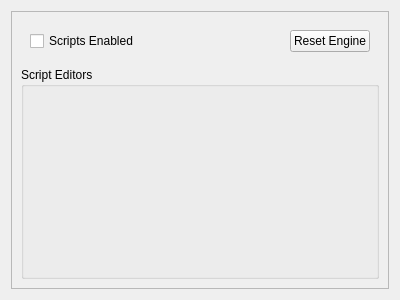
Tw1ddle/geometrize, file geometrize/dialog/imagejobscriptingpanel.ui: the form before one commit.
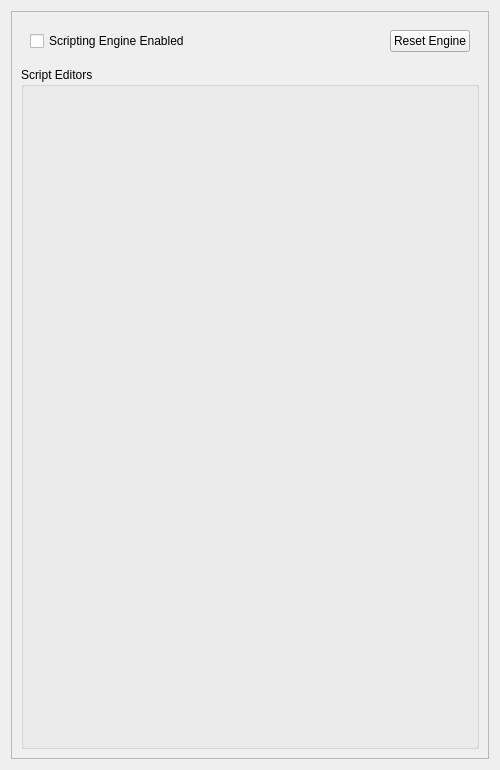
The form after the commit.

```diff
--- a/geometrize/dialog/imagejobscriptingpanel.ui
+++ b/geometrize/dialog/imagejobscriptingpanel.ui
@@ -9,10 +9,22 @@
    <rect>
     <x>0</x>
     <y>0</y>
-    <width>400</width>
-    <height>300</height>
+    <width>500</width>
+    <height>770</height>
    </rect>
   </property>
+  <property name="minimumSize">
+   <size>
+    <width>500</width>
+    <height>770</height>
+   </size>
+  </property>
+  <property name="maximumSize">
+   <size>
+    <width>2560</width>
+    <height>1600</height>
+   </size>
+  </property>
   <property name="windowTitle">
    <string>Scripting Panel</string>
   </property>
@@ -27,8 +39,8 @@
        <rect>
         <x>0</x>
         <y>0</y>
-        <width>386</width>
-        <height>286</height>
+        <width>486</width>
+        <height>756</height>
        </rect>
       </property>
       <layout class="QVBoxLayout" name="verticalLayout_3">
@@ -44,7 +56,7 @@
           <item>
            <widget class="QCheckBox" name="scriptsEnabledButton">
             <property name="text">
-             <string>Scripts Enabled</string>
+             <string>Scripting Engine Enabled</string>
             </property>
            </widget>
           </item>
```
